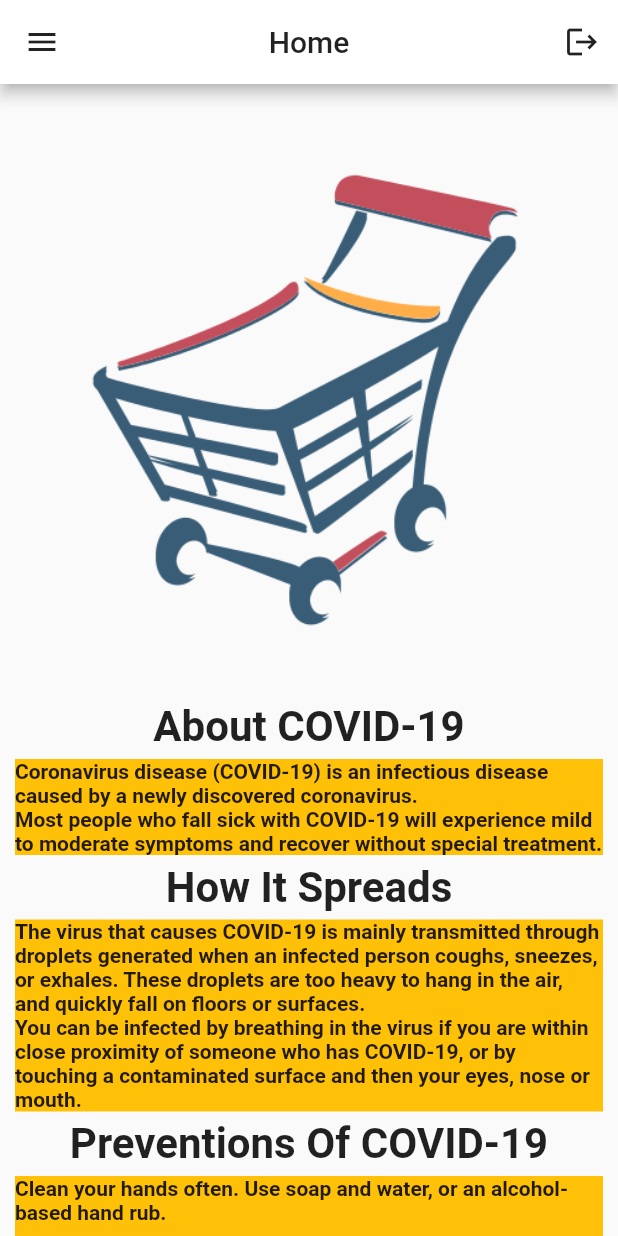
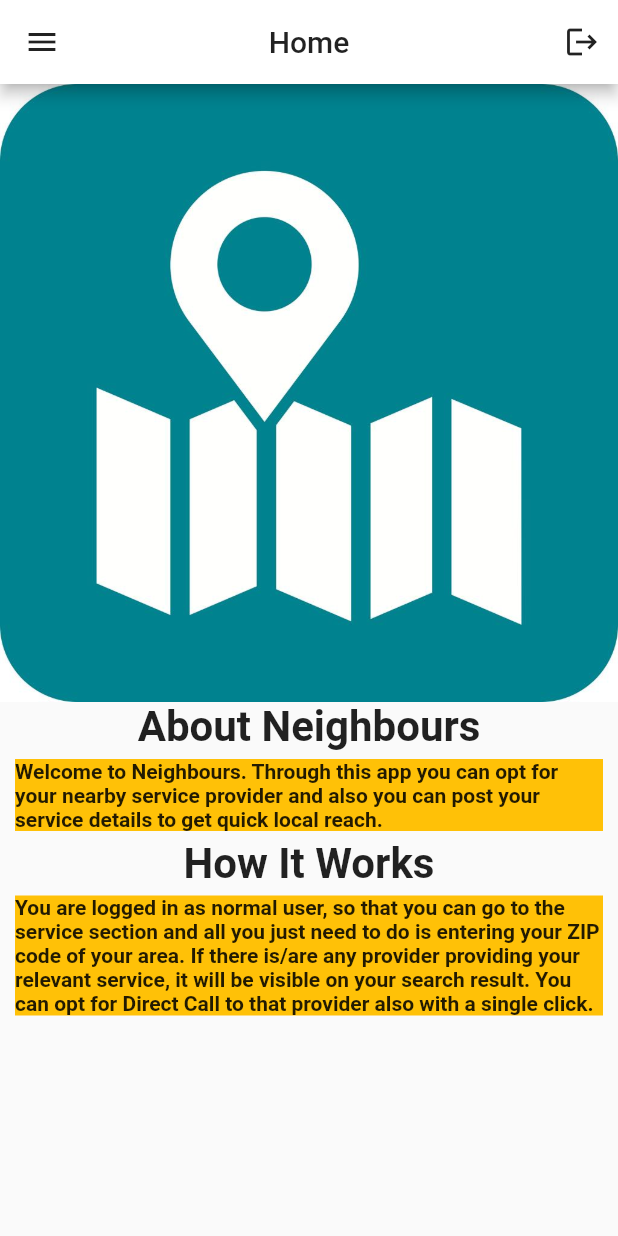
Before and after one commit to return-kr/GetGot, a Flutter app: the DashUser screen opened directly with empty values, on a phone screen of 412 x 824 dp. Run offline on Flutter 3.47's test engine with Material 2 defaults, Android fonts, the phone set to English and light mode, and no system bars; drawn by our look-alikes of animated_text_kit; our stand-ins replace cloud_firestore, firebase_auth, firebase_core, logger, webview_flutter; missing offline and left inert: flutter_inappwebview, flutter_phone_direct_caller; accounts and stored records are empty.

Commit message:
initial commit

```diff
--- a/lib/loginservice.dart
+++ b/lib/loginservice.dart
@@ -1,5 +1,6 @@
 import 'package:cowealth/forgot.dart';
 import 'package:cowealth/service/dashservice.dart';
+import 'package:cowealth/strings/strings.dart';
 import 'package:firebase_auth/firebase_auth.dart';
 import 'package:flutter/material.dart';
 import 'package:animated_text_kit/animated_text_kit.dart';
@@ -126,7 +127,7 @@ class LoginService extends StatelessWidget {
                   height: 10.0,
                 ),
                 Image.asset(
-                  'images/logo.png',
+                  Strings.logo_image_path,
                   height: 200,
                 ),
               ],
--- a/lib/loginuser.dart
+++ b/lib/loginuser.dart
@@ -29,7 +29,7 @@ class LoginUser extends StatelessWidget {
       String email = userCredential.user!.email.toString();
       await Future.delayed(const Duration(seconds: 2), () {});
       Navigator.pushReplacement(context,
-          MaterialPageRoute(builder: (context) => DashUser(umail: email)));
+          MaterialPageRoute(builder: (context) => DashUser(userMail: email)));
     } on FirebaseAuthException catch (e) {
       if (e.code == 'user-not-found') {
         _key.currentState!
--- a/lib/register.dart
+++ b/lib/register.dart
@@ -1,3 +1,4 @@
+import 'package:cowealth/strings/strings.dart';
 import 'package:firebase_auth/firebase_auth.dart';
 import 'package:flutter/material.dart';
 import 'package:animated_text_kit/animated_text_kit.dart';
@@ -170,7 +171,7 @@ class Registration extends StatelessWidget {
                   height: 10.0,
                 ),
                 Image.asset(
-                  'images/logo.png',
+                  Strings.logo_image_path,
                   height: 200,
                 ),
               ],
--- a/lib/service/dashservice.dart
+++ b/lib/service/dashservice.dart
@@ -4,6 +4,7 @@ import 'package:animated_text_kit/animated_text_kit.dart';
 import 'package:flutter/services.dart';
 
 import '../main.dart';
+import '../strings/strings.dart';
 
 class DashService extends StatelessWidget {
   final String umail;
@@ -67,7 +68,7 @@ class DashService extends StatelessWidget {
             padding: EdgeInsets.zero,
             children: [
               DrawerHeader(
-                child: Image.asset('images/logo.png'),
+                child: Image.asset(Strings.logo_image_path),
               ),
               ListTile(
                 leading: Icon(Icons.home_filled),
@@ -101,7 +102,7 @@ class DashService extends StatelessWidget {
         body: SingleChildScrollView(
           child: Column(
             children: [
-              Image.asset('images/logo.png'),
+              Image.asset(Strings.logo_image_path),
               AnimatedTextKit(
                 animatedTexts: [
                   TypewriterAnimatedText(
--- a/lib/service/services.dart
+++ b/lib/service/services.dart
@@ -3,6 +3,7 @@ import 'package:cowealth/service/serviceview.dart';
 import 'package:flutter/material.dart';
 import 'package:animated_text_kit/animated_text_kit.dart';
 import 'package:flutter/services.dart';
+import '../strings/strings.dart';
 import 'dashservice.dart';
 import 'package:cloud_firestore/cloud_firestore.dart';
 
@@ -113,7 +114,7 @@ class _ServicesState extends State<Services> {
             padding: EdgeInsets.zero,
             children: [
               DrawerHeader(
-                child: Image.asset('images/logo.png'),
+                child: Image.asset(Strings.logo_image_path),
               ),
               ListTile(
                 leading: Icon(Icons.home_filled),
--- a/lib/strings/strings.dart
+++ b/lib/strings/strings.dart
@@ -1,11 +1,17 @@
 class Strings {
-  static const String app_name = "GetGot";
-  static const String user_login = "Buyer Login";
-  static const String seller_login = "Seller Login";
+  static const String app_name = "Neighbours";
+  static const String user_login = "User Login";
+  static const String seller_login = "Provider Login";
   static const String register = "Register";
   static const String or = "--or--";
   static const String tap_to_login = "Tap to Login";
   static const String forgot_password = "Forgot password";
   static const String reset_password = "Reset password";
   static const String forgot_text = "Enter your registered email address to get the password reset link";
+  static const String logo_image_path = "images/logo.jpg";
+  static const String about_neighbours = "Welcome to Neighbours. Through this app you can opt for your nearby service provider and also you can post your service details to get quick local reach.";
+  static const String how_it_works = "You are logged in as normal user, so that you can go to the service section and all you just need to do is entering your ZIP code of your area. If there is/are any provider providing your relevant service, it will be visible on your search result. You can opt for Direct Call to that provider also with a single click.";
+  static const String share_your_feedback = "Share your feedback";
+  static const String caution_feedback = "!!Using abusive word or phrases and any personal attack is strictly prohibited. If found, proper steps will be taken!!.";
+  static const String role_bhaskar = "UI/UX designer, Control flow creator";
 }
--- a/lib/user/dashuser.dart
+++ b/lib/user/dashuser.dart
@@ -8,13 +8,14 @@ import 'package:flutter/material.dart';
 import 'package:animated_text_kit/animated_text_kit.dart';
 import 'package:flutter/services.dart';
 import '../main.dart';
+import '../strings/strings.dart';
 
 // ignore: must_be_immutable
 class DashUser extends StatefulWidget {
-  final String umail;
-  DashUser({required this.umail});
+  final String userMail;
+  DashUser({required this.userMail});
   @override
-  _DashUserState createState() => _DashUserState(mail: umail);
+  _DashUserState createState() => _DashUserState(mail: userMail);
 }
 
 class _DashUserState extends State<DashUser> {
@@ -78,7 +79,7 @@ class _DashUserState extends State<DashUser> {
             padding: EdgeInsets.zero,
             children: [
               DrawerHeader(
-                child: Image.asset('images/logo.png'),
+                child: Image.asset(Strings.logo_image_path),
               ),
               ListTile(
                 leading: Icon(Icons.home_filled),
@@ -86,7 +87,7 @@ class _DashUserState extends State<DashUser> {
                 onTap: () => {
                   Navigator.of(context).pushAndRemoveUntil(
                       MaterialPageRoute(
-                        builder: (context) => DashUser(umail: mail),
+                        builder: (context) => DashUser(userMail: mail),
                       ),
                       (route) => false),
                 },
@@ -179,11 +180,11 @@ class _DashUserState extends State<DashUser> {
         body: SingleChildScrollView(
           child: Column(
             children: [
-              Image.asset('images/logo.png'),
+              Image.asset(Strings.logo_image_path),
               AnimatedTextKit(
                 animatedTexts: [
                   TypewriterAnimatedText(
-                    'About COVID-19',
+                    'About Neighbours',
                     textStyle: const TextStyle(
                       fontSize: 28.0,
                       fontWeight: FontWeight.bold,
@@ -199,7 +200,7 @@ class _DashUserState extends State<DashUser> {
                 child: Container(
                   color: Colors.amber,
                   child: Text(
-                    'Coronavirus disease (COVID-19) is an infectious disease caused by a newly discovered coronavirus.\nMost people who fall sick with COVID-19 will experience mild to moderate symptoms and recover without special treatment.',
+                    Strings.about_neighbours,
                     style: TextStyle(fontWeight: FontWeight.bold),
                   ),
                 ),
@@ -207,7 +208,7 @@ class _DashUserState extends State<DashUser> {
               AnimatedTextKit(
                 animatedTexts: [
                   TypewriterAnimatedText(
-                    'How It Spreads',
+                    'How It Works',
                     textStyle: const TextStyle(
                       fontSize: 28.0,
                       fontWeight: FontWeight.bold,
@@ -223,31 +224,7 @@ class _DashUserState extends State<DashUser> {
                 child: Container(
                   color: Colors.amber,
                   child: Text(
-                    'The virus that causes COVID-19 is mainly transmitted through droplets generated when an infected person coughs, sneezes, or exhales. These droplets are too heavy to hang in the air, and quickly fall on floors or surfaces.\nYou can be infected by breathing in the virus if you are within close proximity of someone who has COVID-19, or by touching a contaminated surface and then your eyes, nose or mouth.',
-                    style: TextStyle(fontWeight: FontWeight.bold),
-                  ),
-                ),
-              ),
-              AnimatedTextKit(
-                animatedTexts: [
-                  TypewriterAnimatedText(
-                    'Preventions Of COVID-19',
-                    textStyle: const TextStyle(
-                      fontSize: 28.0,
-                      fontWeight: FontWeight.bold,
-                    ),
-                    speed: const Duration(milliseconds: 100),
-                  ),
-                ],
-                isRepeatingAnimation: false,
-              ),
-              Padding(
-                padding: EdgeInsets.only(
-                    left: 10.0, right: 10.0, top: 5.0, bottom: 5.0),
-                child: Container(
-                  color: Colors.amber,
-                  child: Text(
-                    'Clean your hands often. Use soap and water, or an alcohol-based hand rub.\n\nMaintain a safe distance from anyone who is coughing or sneezing.\n\nWear a mask when physical distancing is not possible.\n\nDon’t touch your eyes, nose or mouth.\n\nCover your nose and mouth with your bent elbow or a tissue when you cough or sneeze.\n\nStay home if you feel unwell.\n\nIf you have a fever, cough and difficulty breathing, seek medical attention.',
+                    Strings.how_it_works,
                     style: TextStyle(fontWeight: FontWeight.bold),
                   ),
                 ),
--- a/lib/user/helpline.dart
+++ b/lib/user/helpline.dart
@@ -1,3 +1,4 @@
+import 'package:cowealth/strings/strings.dart';
 import 'package:cowealth/user/dashuser.dart';
 import 'package:cowealth/user/motivation.dart';
 import 'package:cowealth/user/tracker.dart';
@@ -158,7 +159,7 @@ class HelpLine extends StatelessWidget {
             padding: EdgeInsets.zero,
             children: [
               DrawerHeader(
-                child: Image.asset('images/logo.png'),
+                child: Image.asset(Strings.logo_image_path),
               ),
               ListTile(
                 leading: Icon(Icons.home_filled),
@@ -168,7 +169,7 @@ class HelpLine extends StatelessWidget {
                     context,
                     MaterialPageRoute(
                       builder: (context) => DashUser(
-                        umail: umail.toString(),
+                        userMail: umail.toString(),
                       ),
                     ),
                   ),
--- a/lib/user/motivation.dart
+++ b/lib/user/motivation.dart
@@ -8,6 +8,7 @@ import 'package:flutter/material.dart';
 import 'package:animated_text_kit/animated_text_kit.dart';
 import 'package:flutter/services.dart';
 import '../main.dart';
+import '../strings/strings.dart';
 import 'dashuser.dart';
 import 'package:cloud_firestore/cloud_firestore.dart';
 
@@ -103,7 +104,7 @@ class _MotivationState extends State<Motivation> {
             padding: EdgeInsets.zero,
             children: [
               DrawerHeader(
-                child: Image.asset('images/logo.png'),
+                child: Image.asset(Strings.logo_image_path),
               ),
               ListTile(
                 leading: Icon(Icons.home_filled),
@@ -113,7 +114,7 @@ class _MotivationState extends State<Motivation> {
                     context,
                     MaterialPageRoute(
                       builder: (context) => DashUser(
-                        umail: mail,
+                        userMail: mail,
                       ),
                     ),
                   ),
@@ -217,7 +218,7 @@ class _MotivationState extends State<Motivation> {
             AnimatedTextKit(
               animatedTexts: [
                 TypewriterAnimatedText(
-                  'Share Your Thoughts or Stories',
+                  Strings.share_your_feedback,
                   textStyle: const TextStyle(
                     fontSize: 28.0,
                     fontWeight: FontWeight.bold,
@@ -238,7 +239,7 @@ class _MotivationState extends State<Motivation> {
                   maxLines: 8,
                   keyboardType: TextInputType.text,
                   decoration: InputDecoration(
-                    hintText: '!!Sharing MEDICINE INFORMATION and PRESCRIPTION is strictly prohibited!!',
+                    hintText: Strings.caution_feedback,
                     border: OutlineInputBorder(),
                   ),
                 ),
@@ -271,7 +272,7 @@ class _MotivationState extends State<Motivation> {
             AnimatedTextKit(
               animatedTexts: [
                 TypewriterAnimatedText(
-                  'Story Feed:',
+                  'All feedbacks:',
                   textStyle: const TextStyle(
                     fontSize: 28.0,
                     fontWeight: FontWeight.bold,
--- a/lib/user/storyview.dart
+++ b/lib/user/storyview.dart
@@ -51,7 +51,7 @@ class _StoryViewState extends State<StoryView> {
             AnimatedTextKit(
               animatedTexts: [
                 TypewriterAnimatedText(
-                  'Your story list',
+                  'Your feedbacks:',
                   textStyle: const TextStyle(
                     fontSize: 28.0,
                     fontWeight: FontWeight.bold,
--- a/lib/user/tracker.dart
+++ b/lib/user/tracker.dart
@@ -62,7 +62,7 @@ class _TrackerState extends State<Tracker> {
         Navigator.pushReplacement(
           context,
           MaterialPageRoute(
-            builder: (context) => DashUser(umail: mail),
+            builder: (context) => DashUser(userMail: mail),
           ),
         );
       return goBack;
@@ -124,7 +124,7 @@ class _TrackerState extends State<Tracker> {
                           context,
                           MaterialPageRoute(
                               builder: (context) => DashUser(
-                                    umail: mail,
+                                    userMail: mail,
                                   )),
                         );
                       }
--- a/pubspec.yaml
+++ b/pubspec.yaml
@@ -31,7 +31,7 @@ dependencies:
   flutter_inappwebview: ^5.3.2
   cloud_firestore: ^3.1.17
   url_launcher: ^6.0.6
-  flutter_phone_direct_caller: ^2.0.0
+  flutter_phone_direct_caller: ^2.1.1
   flutter_launcher_icons: ^0.9.2
 
   # The following adds the Cupertino Icons font to your application.
@@ -59,7 +59,7 @@ flutter:
 
   # To add assets to your application, add an assets section, like this:
   assets:
-    - images/logo.png
+    - images/logo.jpg
     - images/bhaskar.jpeg
     - images/sayan.jpeg
 
```
Also changed, not shown: lib/custom_widgets/logo.dart (+8 -3 lines), lib/main.dart (+4 -3 lines), lib/user/usercontact.dart (+4 -3 lines), lib/user/userservice.dart (+5 -4 lines), lib/user/vaccine.dart (+4 -3 lines), images/logo.jpg (added), images/logo.png (deleted), pubspec.lock, 7 other files.
